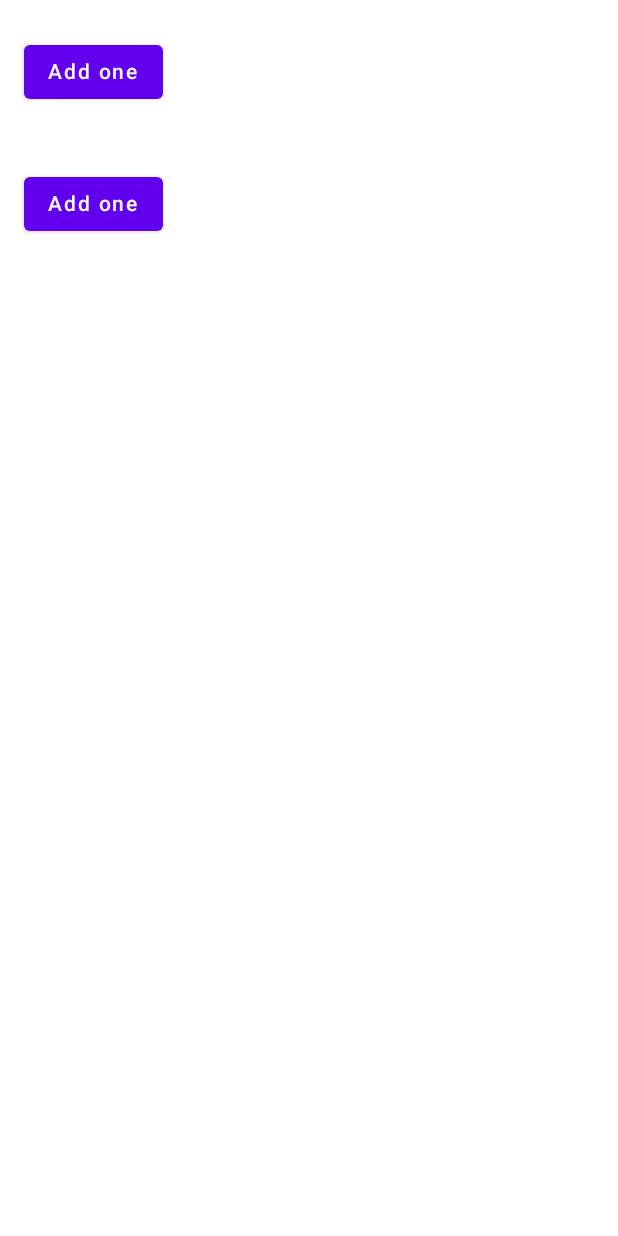
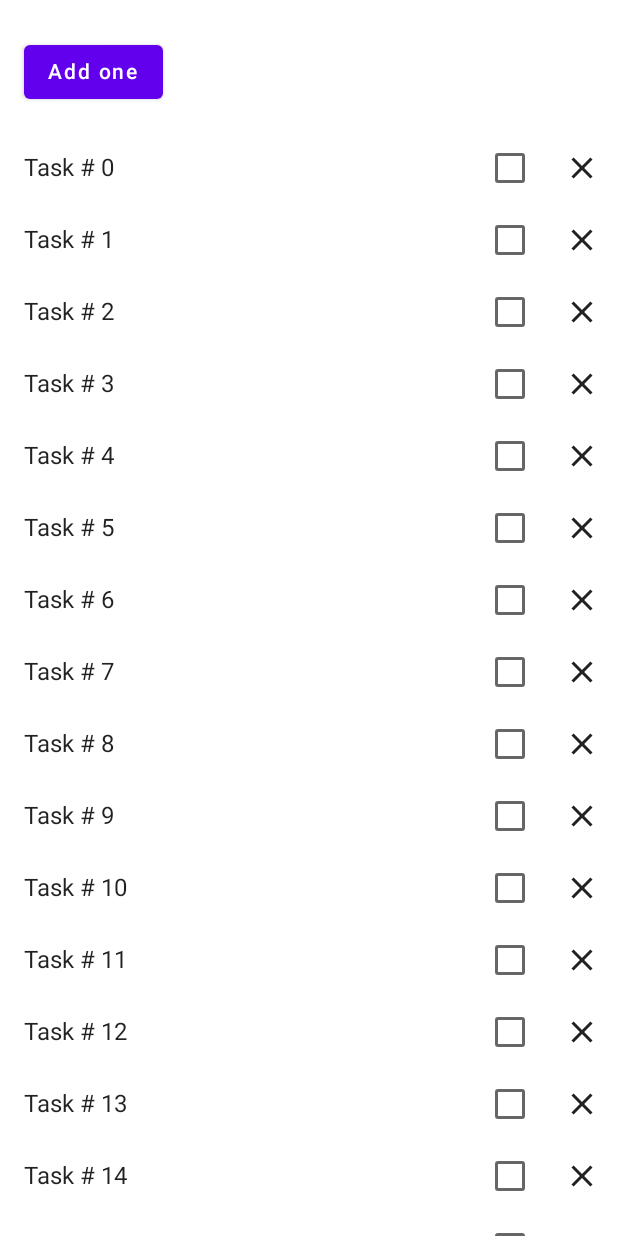
Before and after one commit to htl-leonding/jetpack-compose-pathway, an Android app built with Jetpack Compose: the screen it shows after launch (MainActivity), on a phone screen of 412 x 824 dp. Run offline under Robolectric (Android 15) with nearby library versions, the phone set to English and light mode, and no system bars.

Commit message:
stuetz - 10 / 10 - work with lists

```diff
--- a/BasicStateCodelab/app/src/main/java/at/htl/basicstatecodelab/MainActivity.kt
+++ b/BasicStateCodelab/app/src/main/java/at/htl/basicstatecodelab/MainActivity.kt
@@ -34,19 +34,13 @@ class MainActivity : ComponentActivity() {
     }
 }
 
-@Composable
-fun WellnessScreen(modifier: Modifier = Modifier) {
-    StatefulCounter(modifier)
-}
+
+
 
 @Composable
 fun StatefulCounter(modifier: Modifier = Modifier) {
     var count by rememberSaveable { mutableStateOf(0) }
-    var juiceCount by rememberSaveable { mutableStateOf(0) }
-    Column {
-        StatelessCounter(count, { count++ }, modifier)
-        StatelessCounter(juiceCount, { juiceCount++ }, modifier)
-    }
+    StatelessCounter(count, { count++ }, modifier)
 }
 
 @Composable
--- /dev/null
+++ b/BasicStateCodelab/app/src/main/java/at/htl/basicstatecodelab/WellnessScreen.kt
@@ -0,0 +1,14 @@
+package at.htl.basicstatecodelab
+
+import androidx.compose.foundation.layout.Column
+import androidx.compose.runtime.Composable
+import androidx.compose.ui.Modifier
+
+
+@Composable
+fun WellnessScreen(modifier: Modifier = Modifier) {
+    Column(modifier = modifier) {
+        StatefulCounter()
+        WellnessTasksList()
+    }
+}
--- /dev/null
+++ b/BasicStateCodelab/app/src/main/java/at/htl/basicstatecodelab/WellnessTask.kt
@@ -0,0 +1,3 @@
+package at.htl.basicstatecodelab
+
+data class WellnessTask (val id: Int, val label: String)
--- a/BasicStateCodelab/app/src/main/java/at/htl/basicstatecodelab/WellnessTaskItem.kt
+++ b/BasicStateCodelab/app/src/main/java/at/htl/basicstatecodelab/WellnessTaskItem.kt
@@ -2,19 +2,38 @@ package at.htl.basicstatecodelab
 
 import androidx.compose.foundation.layout.Row
 import androidx.compose.foundation.layout.padding
+import androidx.compose.material.Checkbox
 import androidx.compose.material.Icon
 import androidx.compose.material.IconButton
 import androidx.compose.material.Text
 import androidx.compose.material.icons.Icons
 import androidx.compose.material.icons.filled.Close
-import androidx.compose.runtime.Composable
+import androidx.compose.runtime.*
+import androidx.compose.runtime.saveable.rememberSaveable
 import androidx.compose.ui.Alignment
 import androidx.compose.ui.Modifier
 import androidx.compose.ui.unit.dp
 
+
+
+@Composable
+fun WellnessTaskItem(taskName: String, modifier: Modifier = Modifier) {
+    var checkedState by rememberSaveable { mutableStateOf(false) }
+
+    WellnessTaskItem(
+        taskName = taskName,
+        checked = checkedState,
+        onCheckedChange = { newValue -> checkedState = newValue },
+        onClose = {}, // we will implement this later!
+        modifier = modifier,
+    )
+}
+
 @Composable
 fun WellnessTaskItem(
     taskName: String,
+    checked: Boolean,
+    onCheckedChange: (Boolean) -> Unit,
     onClose: () -> Unit,
     modifier: Modifier = Modifier
 ) {
@@ -22,8 +41,14 @@ fun WellnessTaskItem(
         modifier = modifier, verticalAlignment = Alignment.CenterVertically
     ) {
         Text(
-            modifier = Modifier.weight(1f).padding(start = 16.dp),
+            modifier = Modifier
+                .weight(1f)
+                .padding(start = 16.dp),
             text = taskName
+        )
+        Checkbox(
+            checked = checked,
+            onCheckedChange = onCheckedChange
         )
         IconButton(onClick = onClose) {
             Icon(Icons.Filled.Close, contentDescription = "Close")
--- /dev/null
+++ b/BasicStateCodelab/app/src/main/java/at/htl/basicstatecodelab/WellnessTasksList.kt
@@ -0,0 +1,25 @@
+package at.htl.basicstatecodelab
+
+import androidx.compose.foundation.lazy.LazyColumn
+import androidx.compose.foundation.lazy.items
+import androidx.compose.runtime.Composable
+import androidx.compose.runtime.remember
+import androidx.compose.ui.Modifier
+
+
+@Composable
+fun WellnessTasksList(
+    modifier: Modifier = Modifier,
+    list: List<WellnessTask> = remember { getWellnessTasks() }
+) {
+    LazyColumn(modifier = modifier) {
+        items(list) { task ->
+            WellnessTaskItem(taskName = task.label)
+        }
+    }
+}
+
+
+private fun getWellnessTasks() = List(30) { i ->
+    WellnessTask(i, "Task # $i")
+}
```
